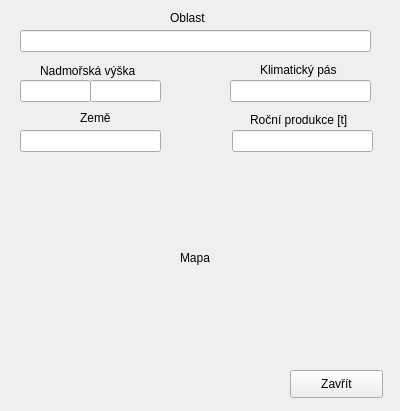
Luckays/coffee, file projekt/place_extract.ui: the form before one commit.
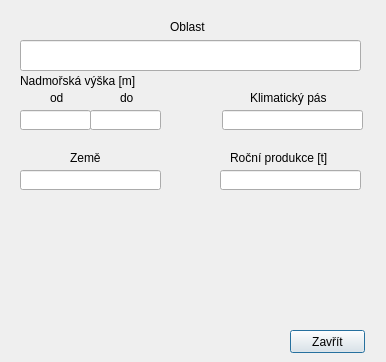
The form after the commit.

```diff
--- a/projekt/place_extract.ui
+++ b/projekt/place_extract.ui
@@ -1,110 +1,144 @@
 <?xml version="1.0" encoding="UTF-8"?>
 <ui version="4.0">
  <class>place_extract</class>
- <widget class="QWidget" name="place_extract">
+ <widget class="QDialog" name="place_extract">
   <property name="geometry">
    <rect>
     <x>0</x>
     <y>0</y>
-    <width>400</width>
-    <height>411</height>
+    <width>386</width>
+    <height>362</height>
    </rect>
   </property>
   <property name="windowTitle">
    <string>Form</string>
   </property>
-  <widget class="QLineEdit" name="lineEdit">
+  <widget class="QPushButton" name="close">
    <property name="geometry">
     <rect>
-     <x>20</x>
-     <y>30</y>
-     <width>351</width>
-     <height>22</height>
+     <x>290</x>
+     <y>330</y>
+     <width>75</width>
+     <height>23</height>
     </rect>
    </property>
-  </widget>
-  <widget class="QLineEdit" name="lineEdit_2">
-   <property name="geometry">
-    <rect>
-     <x>20</x>
-     <y>80</y>
-     <width>71</width>
-     <height>22</height>
-    </rect>
+   <property name="text">
+    <string>Zavřít</string>
    </property>
   </widget>
   <widget class="QLineEdit" name="lineEdit_3">
    <property name="geometry">
     <rect>
-     <x>230</x>
-     <y>80</y>
-     <width>141</width>
-     <height>22</height>
-    </rect>
-   </property>
-  </widget>
-  <widget class="QLineEdit" name="lineEdit_4">
-   <property name="geometry">
-    <rect>
-     <x>232</x>
-     <y>130</y>
-     <width>141</width>
-     <height>22</height>
-    </rect>
-   </property>
-  </widget>
-  <widget class="QLineEdit" name="lineEdit_5">
-   <property name="geometry">
-    <rect>
      <x>20</x>
-     <y>130</y>
-     <width>141</width>
-     <height>22</height>
+     <y>40</y>
+     <width>341</width>
+     <height>31</height>
     </rect>
    </property>
-  </widget>
-  <widget class="QLineEdit" name="lineEdit_6">
-   <property name="geometry">
-    <rect>
-     <x>90</x>
-     <y>80</y>
-     <width>71</width>
-     <height>22</height>
-    </rect>
+   <property name="readOnly">
+    <bool>true</bool>
    </property>
   </widget>
   <widget class="QLabel" name="label">
    <property name="geometry">
     <rect>
      <x>170</x>
-     <y>10</y>
-     <width>55</width>
-     <height>16</height>
+     <y>20</y>
+     <width>47</width>
+     <height>13</height>
     </rect>
    </property>
    <property name="text">
     <string>Oblast</string>
    </property>
   </widget>
+  <widget class="QLineEdit" name="lineEdit_od">
+   <property name="geometry">
+    <rect>
+     <x>20</x>
+     <y>110</y>
+     <width>71</width>
+     <height>20</height>
+    </rect>
+   </property>
+   <property name="readOnly">
+    <bool>true</bool>
+   </property>
+  </widget>
+  <widget class="QLineEdit" name="lineEdit_clima">
+   <property name="geometry">
+    <rect>
+     <x>222</x>
+     <y>110</y>
+     <width>141</width>
+     <height>20</height>
+    </rect>
+   </property>
+   <property name="readOnly">
+    <bool>true</bool>
+   </property>
+  </widget>
+  <widget class="QLineEdit" name="lineEdit_country">
+   <property name="geometry">
+    <rect>
+     <x>20</x>
+     <y>170</y>
+     <width>141</width>
+     <height>20</height>
+    </rect>
+   </property>
+   <property name="readOnly">
+    <bool>true</bool>
+   </property>
+  </widget>
+  <widget class="QLineEdit" name="lineEdit_do">
+   <property name="geometry">
+    <rect>
+     <x>90</x>
+     <y>110</y>
+     <width>71</width>
+     <height>20</height>
+    </rect>
+   </property>
+   <property name="readOnly">
+    <bool>true</bool>
+   </property>
+  </widget>
+  <widget class="QLineEdit" name="lineEdit_production">
+   <property name="geometry">
+    <rect>
+     <x>220</x>
+     <y>170</y>
+     <width>141</width>
+     <height>20</height>
+    </rect>
+   </property>
+   <property name="readOnly">
+    <bool>true</bool>
+   </property>
+   <property name="clearButtonEnabled">
+    <bool>false</bool>
+   </property>
+  </widget>
   <widget class="QLabel" name="label_2">
    <property name="geometry">
     <rect>
-     <x>40</x>
-     <y>60</y>
-     <width>101</width>
+     <x>20</x>
+     <y>70</y>
+     <width>141</width>
      <height>21</height>
     </rect>
    </property>
    <property name="text">
-    <string>Nadmořská výška</string>
+    <string>Nadmořská výška [m]</string>
    </property>
   </widget>
   <widget class="QLabel" name="label_3">
    <property name="geometry">
     <rect>
-     <x>80</x>
-     <y>110</y>
-     <width>55</width>
+     <x>70</x>
+     <y>150</y>
+     <width>41</width>
      <height>16</height>
     </rect>
    </property>
@@ -116,52 +150,52 @@
    <property name="geometry">
     <rect>
      <x>250</x>
-     <y>110</y>
-     <width>111</width>
-     <height>20</height>
-    </rect>
-   </property>
-   <property name="text">
-    <string>Roční produkce [t]</string>
-   </property>
-  </widget>
-  <widget class="QLabel" name="label_5">
-   <property name="geometry">
-    <rect>
-     <x>260</x>
-     <y>60</y>
-     <width>81</width>
-     <height>20</height>
+     <y>90</y>
+     <width>91</width>
+     <height>16</height>
     </rect>
    </property>
    <property name="text">
     <string>Klimatický pás</string>
    </property>
   </widget>
+  <widget class="QLabel" name="label_5">
+   <property name="geometry">
+    <rect>
+     <x>230</x>
+     <y>150</y>
+     <width>121</width>
+     <height>16</height>
+    </rect>
+   </property>
+   <property name="text">
+    <string>Roční produkce [t]</string>
+   </property>
+  </widget>
   <widget class="QLabel" name="label_6">
    <property name="geometry">
     <rect>
-     <x>180</x>
-     <y>250</y>
-     <width>55</width>
+     <x>50</x>
+     <y>90</y>
+     <width>16</width>
      <height>16</height>
     </rect>
    </property>
    <property name="text">
-    <string>Mapa</string>
+    <string>od</string>
    </property>
   </widget>
-  <widget class="QPushButton" name="close">
+  <widget class="QLabel" name="label_7">
    <property name="geometry">
     <rect>
-     <x>290</x>
-     <y>370</y>
-     <width>93</width>
-     <height>28</height>
+     <x>120</x>
+     <y>90</y>
+     <width>16</width>
+     <height>16</height>
     </rect>
    </property>
    <property name="text">
-    <string>Zavřít</string>
+    <string>do</string>
    </property>
   </widget>
  </widget>
```
Left out of the diff: 4 changed lines with no effect on the pictures.
